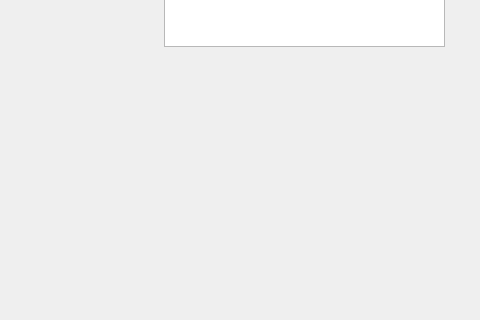
First picture: the form in mainwindow.ui, repository rayachorbadzhiyska/dijkstras-algorithm, before the edit; both pictures show x 781 to 1261 and y 115 to 435 of the 1261 by 617 pixel window.
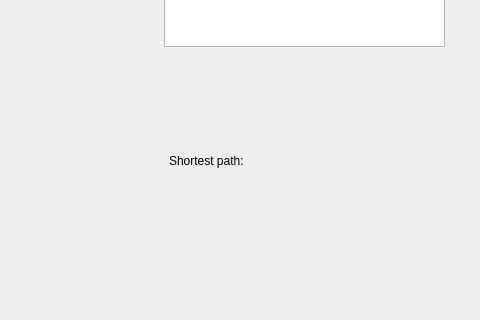
Second picture: the form after the edit.

Commit message: Implement logic for formatting the path form source to destination; Fix nodes highlighting; Reset timers when needed; Add error handling

```diff
--- a/mainwindow.ui
+++ b/mainwindow.ui
@@ -294,6 +294,19 @@
      </rect>
     </property>
    </widget>
+   <widget class="QLabel" name="shortestPathLabel">
+    <property name="geometry">
+     <rect>
+      <x>950</x>
+      <y>210</y>
+      <width>281</width>
+      <height>131</height>
+     </rect>
+    </property>
+    <property name="text">
+     <string>Shortest path: </string>
+    </property>
+   </widget>
   </widget>
   <widget class="QMenuBar" name="menubar">
    <property name="geometry">
```
Left out of the diff: 2 changed lines with no effect on the pictures. The commit also changes 5 other files.
